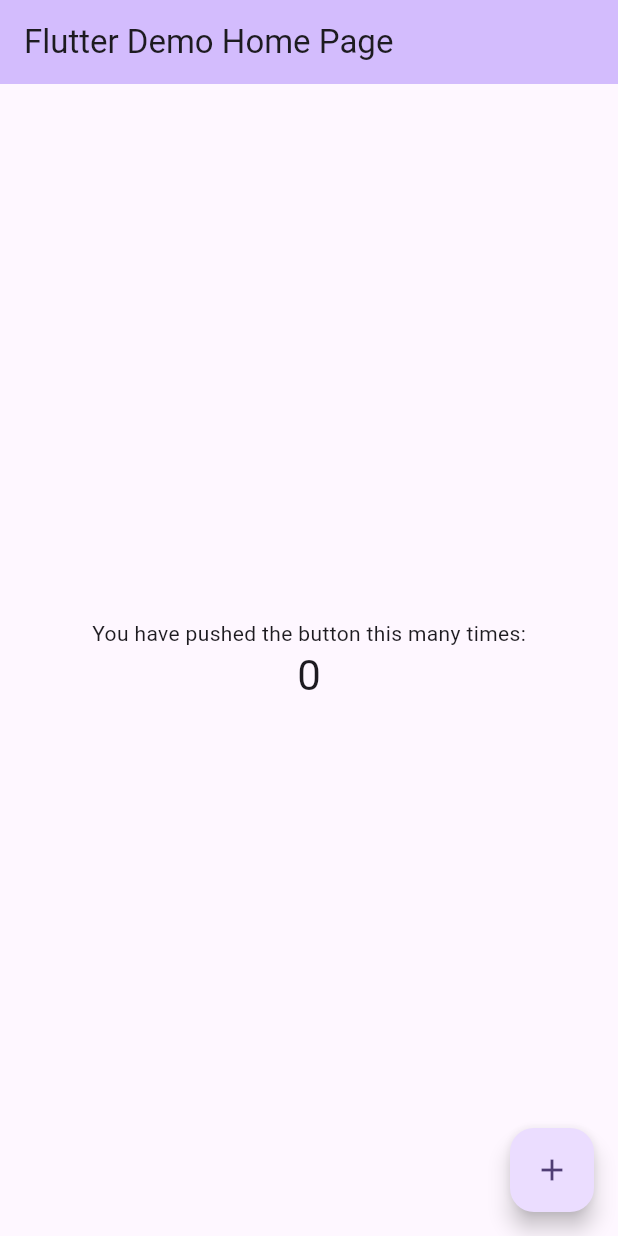
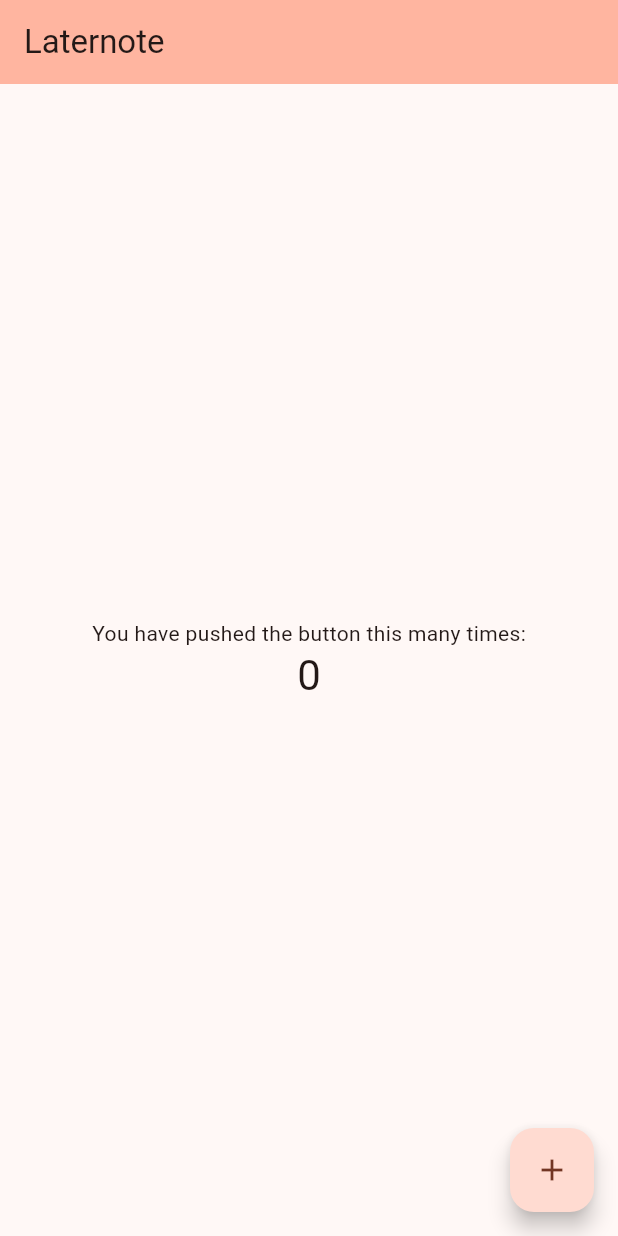
Before and after one commit to abianche/laternote, a Flutter app: the screen it shows after launch, on a phone screen of 412 x 824 dp. Run offline on Flutter 3.47's test engine with Material 3 defaults, Android fonts, the phone set to English and light mode, and no system bars.

Commit message:
refactor(main): remove unnecessary comments and update home page title

```diff
--- a/lib/main.dart
+++ b/lib/main.dart
@@ -7,45 +7,20 @@ void main() {
 class MyApp extends StatelessWidget {
   const MyApp({super.key});
 
-  // This widget is the root of your application.
   @override
   Widget build(BuildContext context) {
     return MaterialApp(
       title: 'Flutter Demo',
       theme: ThemeData(
-        // This is the theme of your application.
-        //
-        // TRY THIS: Try running your application with "flutter run". You'll see
-        // the application has a purple toolbar. Then, without quitting the app,
-        // try changing the seedColor in the colorScheme below to Colors.green
-        // and then invoke "hot reload" (save your changes or press the "hot
-        // reload" button in a Flutter-supported IDE, or press "r" if you used
-        // the command line to start the app).
-        //
-        // Notice that the counter didn't reset back to zero; the application
-        // state is not lost during the reload. To reset the state, use hot
-        // restart instead.
-        //
-        // This works for code too, not just values: Most code changes can be
-        // tested with just a hot reload.
-        colorScheme: .fromSeed(seedColor: Colors.deepPurple),
+        colorScheme: .fromSeed(seedColor: Colors.deepOrange),
       ),
-      home: const MyHomePage(title: 'Flutter Demo Home Page'),
+      home: const MyHomePage(title: 'Laternote'),
     );
   }
 }
 
 class MyHomePage extends StatefulWidget {
   const MyHomePage({super.key, required this.title});
-
-  // This widget is the home page of your application. It is stateful, meaning
-  // that it has a State object (defined below) that contains fields that affect
-  // how it looks.
-
-  // This class is the configuration for the state. It holds the values (in this
-  // case the title) provided by the parent (in this case the App widget) and
-  // used by the build method of the State. Fields in a Widget subclass are
-  // always marked "final".
 
   final String title;
 
@@ -58,57 +33,23 @@ class _MyHomePageState extends State<MyHomePage> {
 
   void _incrementCounter() {
     setState(() {
-      // This call to setState tells the Flutter framework that something has
-      // changed in this State, which causes it to rerun the build method below
-      // so that the display can reflect the updated values. If we changed
-      // _counter without calling setState(), then the build method would not be
-      // called again, and so nothing would appear to happen.
       _counter++;
     });
   }
 
   @override
   Widget build(BuildContext context) {
-    // This method is rerun every time setState is called, for instance as done
-    // by the _incrementCounter method above.
-    //
-    // The Flutter framework has been optimized to make rerunning build methods
-    // fast, so that you can just rebuild anything that needs updating rather
-    // than having to individually change instances of widgets.
     return Scaffold(
       appBar: AppBar(
-        // TRY THIS: Try changing the color here to a specific color (to
-        // Colors.amber, perhaps?) and trigger a hot reload to see the AppBar
-        // change color while the other colors stay the same.
         backgroundColor: Theme.of(context).colorScheme.inversePrimary,
-        // Here we take the value from the MyHomePage object that was created by
-        // the App.build method, and use it to set our appbar title.
         title: Text(widget.title),
       ),
       body: Center(
-        // Center is a layout widget. It takes a single child and positions it
-        // in the middle of the parent.
         child: Column(
-          // Column is also a layout widget. It takes a list of children and
-          // arranges them vertically. By default, it sizes itself to fit its
-          // children horizontally, and tries to be as tall as its parent.
-          //
-          // Column has various properties to control how it sizes itself and
-          // how it positions its children. Here we use mainAxisAlignment to
-          // center the children vertically; the main axis here is the vertical
-          // axis because Columns are vertical (the cross axis would be
-          // horizontal).
-          //
-          // TRY THIS: Invoke "debug painting" (choose the "Toggle Debug Paint"
-          // action in the IDE, or press "p" in the console), to see the
-          // wireframe for each widget.
           mainAxisAlignment: .center,
           children: [
             const Text('You have pushed the button this many times:'),
-            Text(
-              '$_counter',
-              style: Theme.of(context).textTheme.headlineMedium,
-            ),
+            Text('$_counter', style: Theme.of(context).textTheme.headlineMedium),
           ],
         ),
       ),
```
